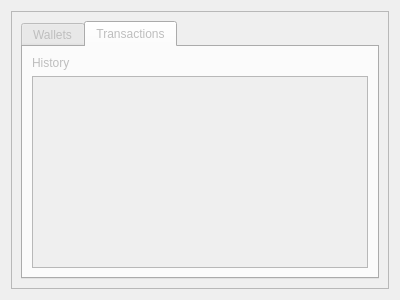
Old version of the form res/ui/currency_tab.ui in the repository duniter/sakia.
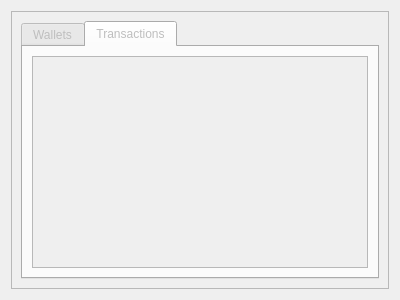
New version of the form. Icons and pictures are not drawn.

The edit to the form file:
```diff
--- a/res/ui/currency_tab.ui
+++ b/res/ui/currency_tab.ui
@@ -67,15 +67,11 @@
          <layout class="QHBoxLayout" name="horizontalLayout_3">
           <item>
            <layout class="QVBoxLayout" name="verticalLayout_3">
-            <item>
-             <widget class="QLabel" name="label">
-              <property name="text">
-               <string>History</string>
-              </property>
-             </widget>
-            </item>
             <item>
              <widget class="QTableView" name="table_history">
+              <attribute name="horizontalHeaderStretchLastSection">
+               <bool>true</bool>
+              </attribute>
               <attribute name="verticalHeaderVisible">
                <bool>false</bool>
               </attribute>
```
